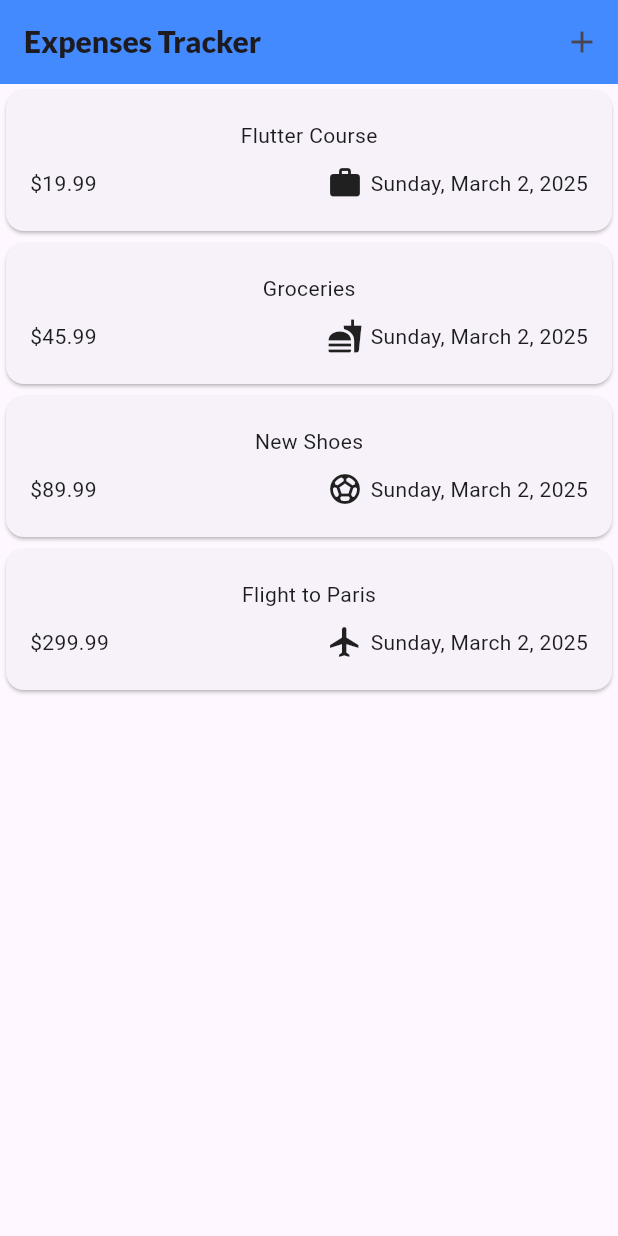
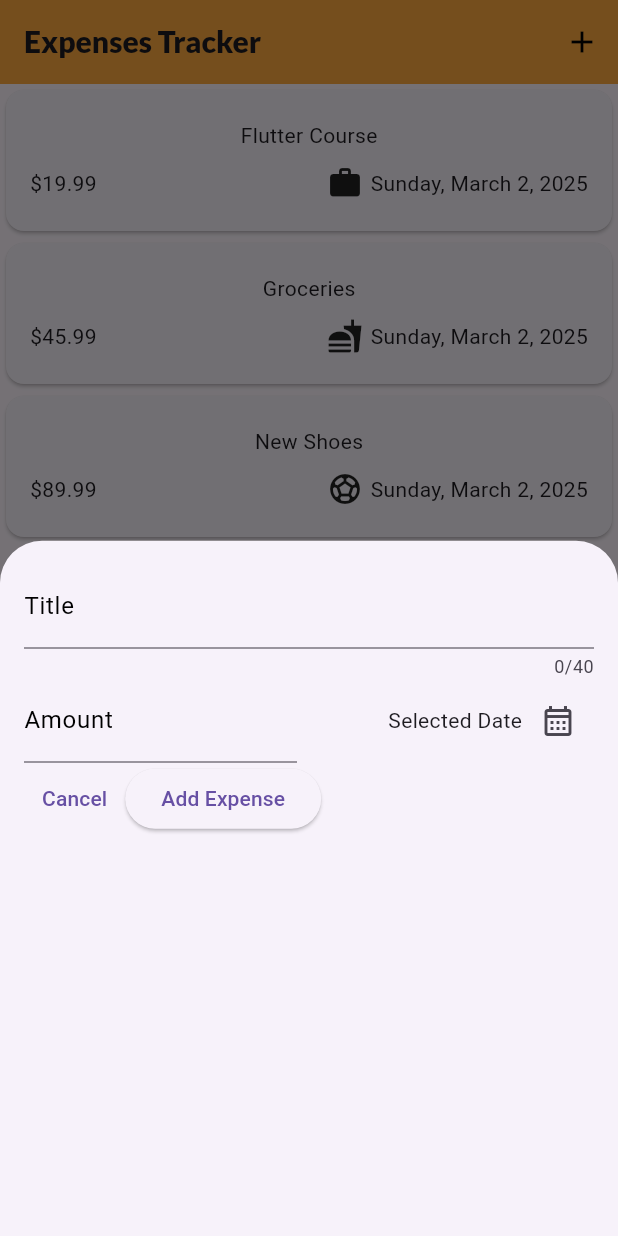
Before and after one commit to NavidZamanKhan/Expense-Tracker-App, a Flutter app: the screen it shows after launch, after a tap on the "add" icon, on a phone screen of 412 x 824 dp. Run offline on Flutter 3.47's test engine with Material 3 defaults, Android fonts, the phone set to English and light mode, and no system bars; our stand-ins replace google_fonts.

Commit message:
added datepicker and stuff

```diff
--- a/lib/widget/expenses.dart
+++ b/lib/widget/expenses.dart
@@ -1,5 +1,6 @@
 import 'package:expense_tracker/models/expense.dart';
 import 'package:expense_tracker/widget/expenses_list/expenses_list.dart';
+import 'package:expense_tracker/widget/new_expense.dart';
 import 'package:flutter/material.dart';
 import 'package:google_fonts/google_fonts.dart';
 
@@ -40,6 +41,13 @@ class _ExpensesState extends State<Expenses> {
     ),
   ];
 
+  void _openAddExpenseForm() {
+    showModalBottomSheet(
+      context: context,
+      builder: (ctx) => const NewExpense(),
+    );
+  }
+
   @override
   Widget build(context) {
     return Scaffold(
@@ -53,8 +61,13 @@ class _ExpensesState extends State<Expenses> {
             ),
           ),
         ),
-        backgroundColor: Colors.blueAccent,
-        actions: [IconButton(icon: const Icon(Icons.add), onPressed: () {})],
+        backgroundColor: Colors.orangeAccent,
+        actions: [
+          IconButton(
+            icon: const Icon(Icons.add, color: Colors.black),
+            onPressed: _openAddExpenseForm,
+          ),
+        ],
       ),
       body: Column(
         children: [
--- /dev/null
+++ b/lib/widget/new_expense.dart
@@ -0,0 +1,100 @@
+import 'package:flutter/material.dart';
+
+class NewExpense extends StatefulWidget {
+  const NewExpense({super.key});
+  @override
+  State<NewExpense> createState() {
+    return _NewExpenseState();
+  }
+}
+
+class _NewExpenseState extends State<NewExpense> {
+  final _titleController = TextEditingController();
+  final _amountController = TextEditingController();
+
+  void _presentDatePicker() {
+    final now = DateTime.now();
+    final firstDate = DateTime(now.year - 5, now.month, now.day);
+    showDatePicker(
+      context: context,
+      firstDate: firstDate,
+      lastDate: now,
+      initialDate: now,
+    );
+  }
+
+  @override
+  void dispose() {
+    _titleController.dispose();
+    _amountController.dispose();
+    super.dispose();
+  }
+
+  @override
+  Widget build(context) {
+    return Padding(
+      padding: EdgeInsets.all(16),
+      child: Column(
+        children: [
+          TextField(
+            maxLength: 40,
+            controller: _titleController,
+            keyboardType: TextInputType.text,
+            decoration: const InputDecoration(
+              labelText: "Title",
+              labelStyle: TextStyle(color: Colors.black),
+              hintText: "Enter the title of the expense",
+            ),
+          ),
+          Row(
+            children: [
+              Expanded(
+                child: TextField(
+                  controller: _amountController,
+                  keyboardType: TextInputType.number,
+                  decoration: const InputDecoration(
+                    labelText: "Amount",
+                    labelStyle: TextStyle(color: Colors.black),
+                    prefixText: "\$",
+                    hintText: "Enter the amount of the expense",
+                  ),
+                ),
+              ),
+              const SizedBox(width: 16),
+              Expanded(
+                child: Row(
+                  mainAxisAlignment: MainAxisAlignment.end,
+                  crossAxisAlignment: CrossAxisAlignment.center,
+                  children: [
+                    Text("Selected Date"),
+                    IconButton(
+                      onPressed: _presentDatePicker,
+                      icon: const Icon(Icons.calendar_month_outlined),
+                    ),
+                  ],
+                ),
+              ),
+            ],
+          ),
+          Row(
+            children: [
+              TextButton(
+                onPressed: () {
+                  Navigator.pop(context);
+                },
+                child: const Text("Cancel"),
+              ),
+              ElevatedButton(
+                onPressed: () {
+                  print(_titleController.text);
+                  print(_amountController.text);
+                },
+                child: const Text("Add Expense"),
+              ),
+            ],
+          ),
+        ],
+      ),
+    );
+  }
+}
```
